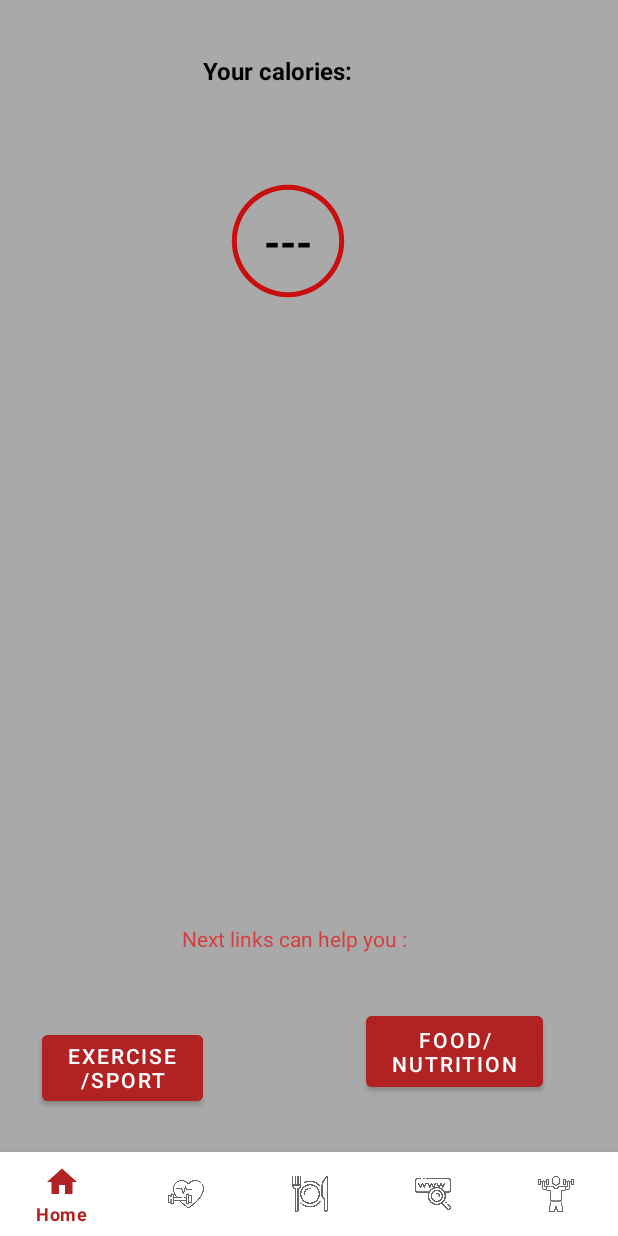
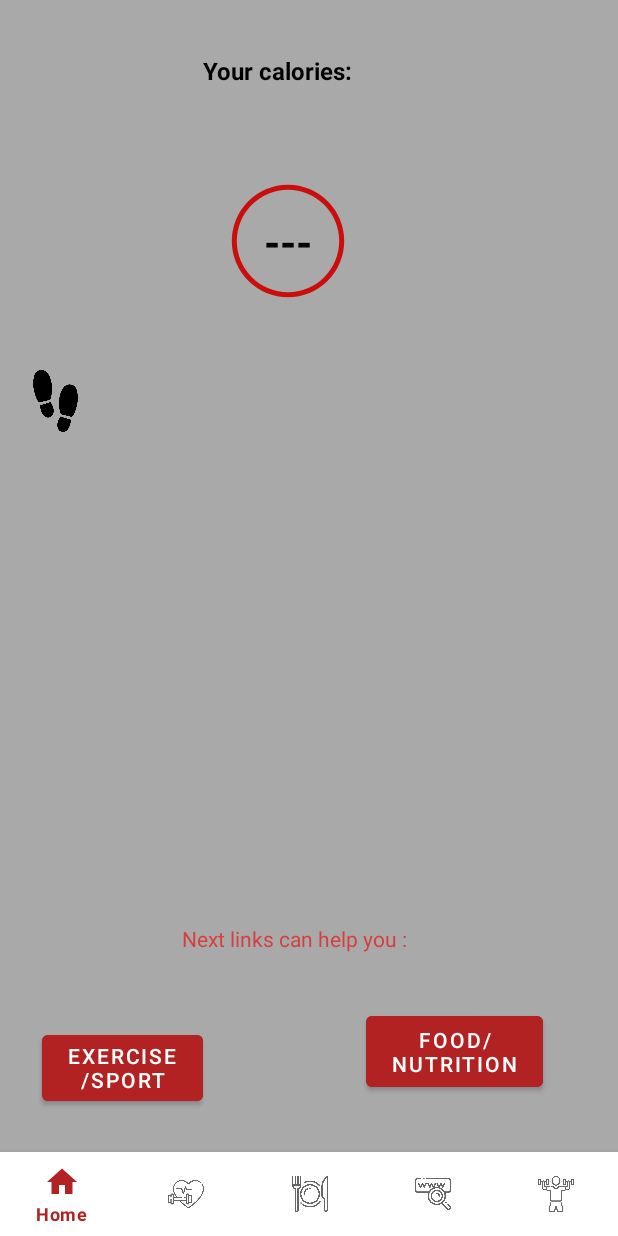
Before and after one commit to Anastezii/LifeFit, an Android app: the layout activity_calories.xml on its own in the app's theme, with its tools: preview values and no code run, on a phone screen of 412 x 824 dp. Run offline under Robolectric (Android 15) with nearby library versions, the phone set to English and light mode, and no system bars.

Commit message:
steps counting

```diff
--- a/app/src/main/res/layout/activity_calories.xml
+++ b/app/src/main/res/layout/activity_calories.xml
@@ -71,18 +71,17 @@
 
     <TextView
         android:id="@+id/steps"
-        android:layout_width="19dp"
-        android:layout_height="33dp"
+        android:layout_width="359dp"
+        android:layout_height="86dp"
         android:textAlignment="center"
         android:textColor="#000000"
-        android:textSize="16sp"
+        android:textSize="18sp"
         android:textStyle="bold"
         app:layout_constraintBottom_toTopOf="@+id/textView32"
         app:layout_constraintEnd_toEndOf="parent"
-        app:layout_constraintHorizontal_bias="0.461"
         app:layout_constraintStart_toStartOf="parent"
         app:layout_constraintTop_toBottomOf="@+id/progressBar"
-        app:layout_constraintVertical_bias="0.151" />
+        app:layout_constraintVertical_bias="0.254" />
 
     <TextView
         android:id="@+id/show_calories"
@@ -98,6 +97,23 @@
         app:layout_constraintStart_toStartOf="parent"
         app:layout_constraintTop_toTopOf="parent"
         app:layout_constraintVertical_bias="0.097" />
+
+
+    <Button
+        android:id="@+id/buttonSteps"
+        android:layout_width="136dp"
+        android:layout_height="52dp"
+        android:layout_marginTop="32dp"
+        android:backgroundTint="#B22222"
+        android:text="Write data"
+        app:layout_constraintBottom_toTopOf="@+id/textView32"
+        app:layout_constraintEnd_toEndOf="parent"
+        app:layout_constraintHorizontal_bias="0.44"
+        app:layout_constraintStart_toStartOf="parent"
+        app:layout_constraintTop_toBottomOf="@+id/steps"
+        app:layout_constraintVertical_bias="0.022"
+        tools:ignore="TouchTargetSizeCheck"
+        android:visibility="invisible"/>
 
     <TextView
         android:id="@+id/textView32"
@@ -139,5 +155,17 @@
         app:layout_constraintTop_toBottomOf="@+id/textView32"
         tools:ignore="TouchTargetSizeCheck" />
 
+    <ImageView
+        android:id="@+id/imageView5"
+        android:layout_width="42dp"
+        android:layout_height="41dp"
+        app:layout_constraintBottom_toTopOf="@+id/steps"
+        app:layout_constraintEnd_toEndOf="parent"
+        app:layout_constraintHorizontal_bias="0.043"
+        app:layout_constraintStart_toStartOf="parent"
+        app:layout_constraintTop_toBottomOf="@+id/progressBar"
+        app:layout_constraintVertical_bias="1.0"
+        app:srcCompat="@drawable/footsteps" />
+
 
 </androidx.constraintlayout.widget.ConstraintLayout>
```
Also changed, not shown: app/src/main/java/com/example/fitness/controller/CaloriesActivity.java (+41 -2 lines), app/src/main/res/layout/add_steps.xml (added, +27 -0 lines), app/src/main/res/drawable/footsteps.png (added).
